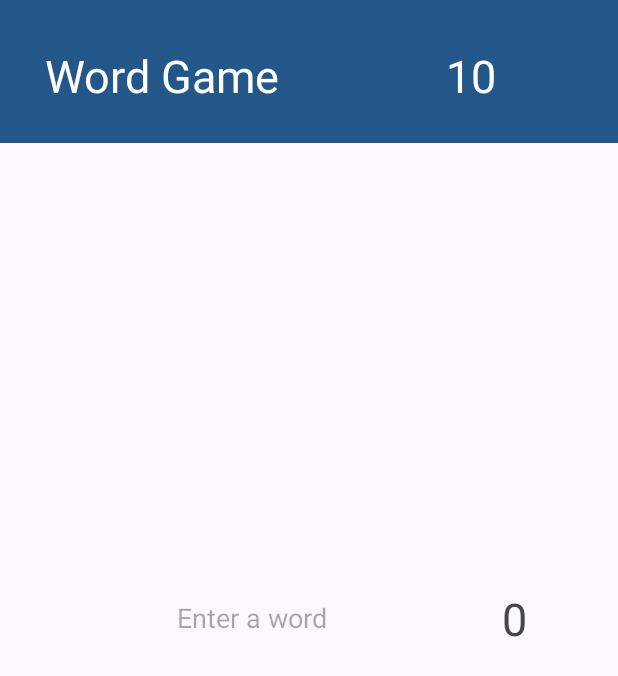
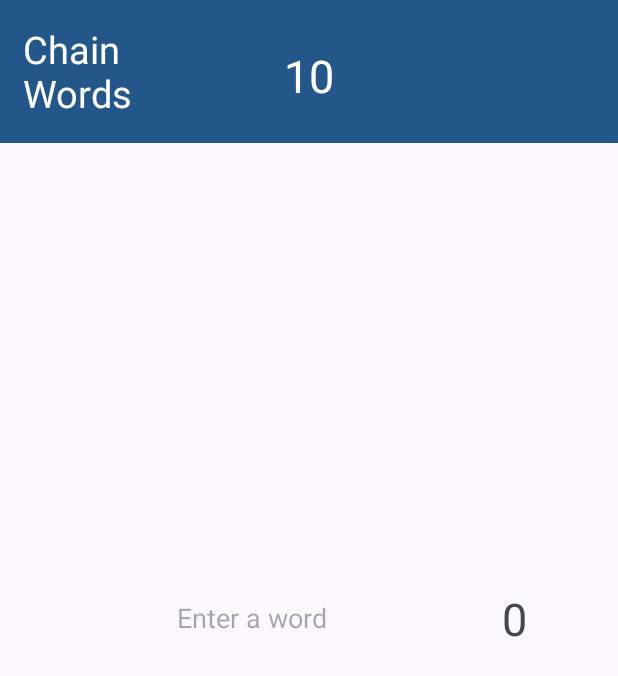
Before and after one commit to AlecCode/RandomWordApp, an Android app: the screen it shows after launch (MainActivity), on a phone screen of 412 x 824 dp. Shown: the top 676 px of the screen. Run offline under Robolectric (Android 15) with nearby library versions, the phone set to English and light mode, and no system bars; libraries missing offline, so code that uses them is left out: com.aallam.openai.

Commit message:
Basic functionality done, setting up compose

```diff
--- a/KotlinRandomWordApp/app/src/main/java/com/kotlinrandomwordapp/constants/constants.kt
+++ b/KotlinRandomWordApp/app/src/main/java/com/kotlinrandomwordapp/constants/constants.kt
@@ -3,3 +3,7 @@ package com.kotlinrandomwordapp.constants
 const val DICTIONARY_URL: String = "https://api.dictionaryapi.dev/api/v2/entries/en/"
 const val ROLE_DEF: String = ("Respond with a single word that begins with the same letter as the" +
         " last letter of the word the user sent. Do not repeat words, the previous words were: ")
+const val NOT_IN_DICTIONARY = "That's not in the dictionary"
+const val NOT_VALID_CHAIN = "You need to start with an "
+const val TOO_RECENT_WORD = "You just used that word"
+const val INPUT_TOO_SOON = "ChatGPT hasn't picked a word yet"
--- /dev/null
+++ b/KotlinRandomWordApp/app/src/main/res/anim/fade_in.xml
@@ -0,0 +1,7 @@
+<?xml version="1.0" encoding="utf-8"?>
+<set xmlns:android="http://schemas.android.com/apk/res/android">
+    <alpha
+        android:duration="1000"
+        android:fromAlpha="0"
+        android:toAlpha="1" />
+</set>
--- /dev/null
+++ b/KotlinRandomWordApp/app/src/main/res/anim/fade_out.xml
@@ -0,0 +1,7 @@
+<?xml version="1.0" encoding="utf-8"?>
+<set xmlns:android="http://schemas.android.com/apk/res/android">
+    <alpha
+        android:duration="3500"
+        android:fromAlpha="1"
+        android:toAlpha="0" />
+</set>
--- a/KotlinRandomWordApp/app/src/main/res/anim/shake.xml
+++ b/KotlinRandomWordApp/app/src/main/res/anim/shake.xml
@@ -1,5 +1,4 @@
 <set xmlns:android="http://schemas.android.com/apk/res/android">
-
     <translate android:duration="50"
         android:fromXDelta="-5%"
         android:repeatCount="5"
--- a/KotlinRandomWordApp/app/src/main/res/layout/fragment_first.xml
+++ b/KotlinRandomWordApp/app/src/main/res/layout/fragment_first.xml
@@ -20,8 +20,8 @@
         android:layout_width="wrap_content"
         android:layout_height="wrap_content"
         android:text="@string/main_title_text"
-        android:textSize="30sp"
-        android:padding="30dp"
+        android:textSize="25sp"
+        android:padding="15dp"
         android:textColor="@color/white"
         app:layout_constraintTop_toTopOf="parent"
         app:layout_constraintStart_toStartOf="parent" />
@@ -36,7 +36,7 @@
         android:textColor="@color/white"
         app:layout_constraintTop_toTopOf="parent"
         app:layout_constraintEnd_toEndOf="parent"
-        app:layout_constraintStart_toEndOf="@+id/main_title_text" />
+        app:layout_constraintStart_toStartOf="parent" />
 
     <TextView
         android:id="@+id/main_word_text"
@@ -48,6 +48,19 @@
         app:layout_constraintBottom_toTopOf="@id/main_text_entry_field"
         app:layout_constraintEnd_toEndOf="parent"
         app:layout_constraintStart_toStartOf="parent" />
+
+    <TextView
+        android:id="@+id/main_warning_text"
+        android:layout_width="wrap_content"
+        android:layout_height="wrap_content"
+        android:text="@string/main_warning_text"
+        android:textSize="20sp"
+        android:padding="15dp"
+        android:visibility="invisible"
+        app:layout_constraintTop_toBottomOf="@+id/main_word_text"
+        app:layout_constraintBottom_toTopOf="@+id/main_text_entry_field"
+        app:layout_constraintStart_toStartOf="parent"
+        app:layout_constraintEnd_toEndOf="parent"/>
 
     <TextView
         android:id="@+id/main_score_text"
@@ -68,7 +81,7 @@
         android:inputType="textCapWords"
         android:minHeight="60dp"
         android:text=""
-        android:hint="@string/main_text_entry_text"
+        android:hint="@string/main_text_entry_hint_text"
         android:textAlignment="center"
         android:background="@null"
         app:layout_constraintTop_toTopOf="parent"
--- a/KotlinRandomWordApp/app/src/main/res/values/strings.xml
+++ b/KotlinRandomWordApp/app/src/main/res/values/strings.xml
@@ -3,10 +3,10 @@
     <string name="action_settings">Settings</string>
     <string name="first_fragment_label">First Fragment</string>
 
-    <string name="main_title_text">Word Game</string>
+    <string name="main_title_text">Chain\nWords</string>
+    <string name="main_timer_text">10</string>
+    <string name="main_warning_text">Transparency Test</string>
     <string name="main_word_text"></string>
-    <string name="main_timer_text">10</string>
-    <string name="main_text_entry_text">Enter a word</string>
+    <string name="main_text_entry_hint_text">Enter a word</string>
     <string name="main_score_text">0</string>
-    <string name="main_enter_button_text">Enter</string>
 </resources>
```
Also changed, not shown: KotlinRandomWordApp/app/src/main/java/com/kotlinrandomwordapp/FirstFragment.kt (+53 -8 lines), KotlinRandomWordApp/app/src/main/java/com/kotlinrandomwordapp/WordHandler.kt (+38 -28 lines), KotlinRandomWordApp/app/src/main/java/com/kotlinrandomwordapp/services/OpenAIService.kt (+1 -12 lines), 2 other files.
